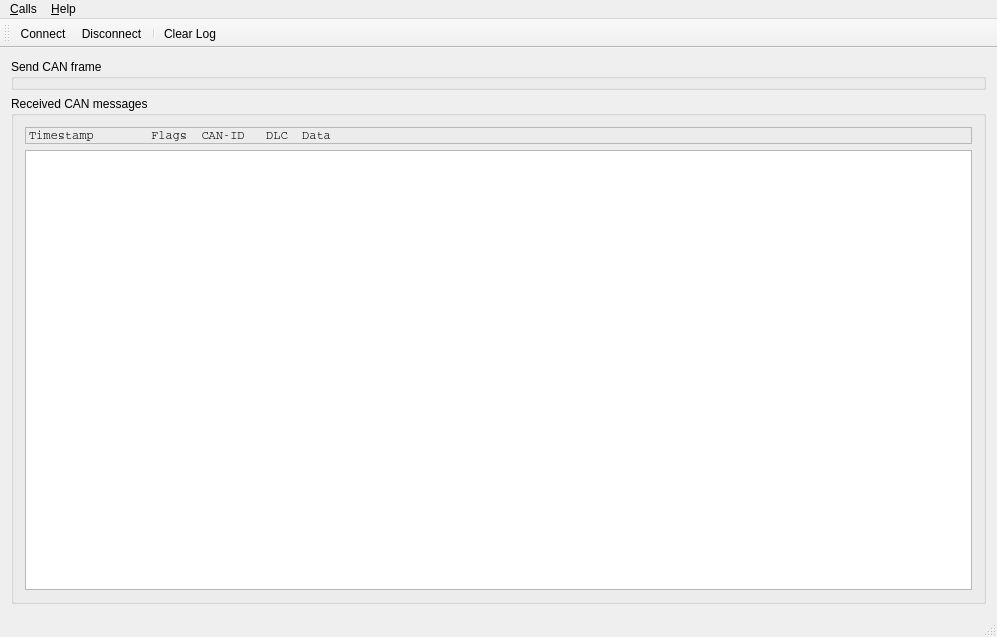
nephen/RobotController, file mainwindow.ui: the form before one commit.
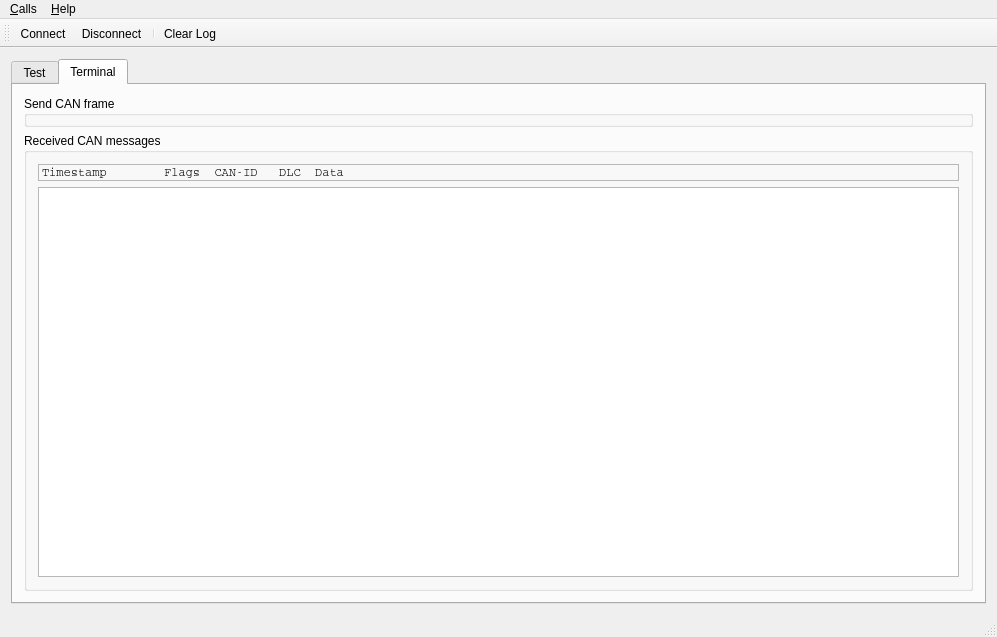
The form after the commit. The open tabs and pages were chosen to show the change. Icons and pictures are not drawn. Custom widgets are drawn as their Qt base class.

Commit message: func:add Test/Terminal tab widget

Patch:
```diff
--- a/mainwindow.ui
+++ b/mainwindow.ui
@@ -14,8 +14,29 @@
    <string>Robot Controller</string>
   </property>
   <widget class="QWidget" name="centralWidget">
+   <layout class="QVBoxLayout" name="verticalLayout_4">
+    <item>
+     <layout class="QHBoxLayout" name="horizontalLayout">
+      <item>
    <layout class="QVBoxLayout" name="verticalLayout">
     <item>
+         <widget class="QTabWidget" name="tabWidget">
+          <property name="currentIndex">
+           <number>0</number>
+          </property>
+          <widget class="QWidget" name="Test">
+           <attribute name="title">
+            <string>Test</string>
+           </attribute>
+          </widget>
+          <widget class="QWidget" name="Terminal">
+           <attribute name="title">
+            <string>Terminal</string>
+           </attribute>
+           <layout class="QVBoxLayout" name="verticalLayout_8">
+            <item>
+             <layout class="QVBoxLayout" name="terminalVerticalLayout">
+              <item>
      <widget class="SendFrameBox" name="sendFrameBox">
       <property name="maximumSize">
        <size>
@@ -33,7 +54,7 @@
       <property name="title">
        <string>Received CAN messages</string>
       </property>
-      <layout class="QVBoxLayout" name="verticalLayout_4">
+                <layout class="QVBoxLayout" name="verticalLayout_2">
        <item>
         <widget class="QLabel" name="label_3">
          <property name="font">
@@ -76,6 +97,16 @@
      </widget>
     </item>
    </layout>
+            </item>
+           </layout>
+          </widget>
+         </widget>
+        </item>
+       </layout>
+      </item>
+     </layout>
+    </item>
+   </layout>
   </widget>
   <widget class="QMenuBar" name="menuBar">
    <property name="geometry">
```
Left out of the diff: 10 changed lines with no effect on the pictures. Lines whose indentation alone changed are shown as unchanged. The commit also changes 1 other file.
